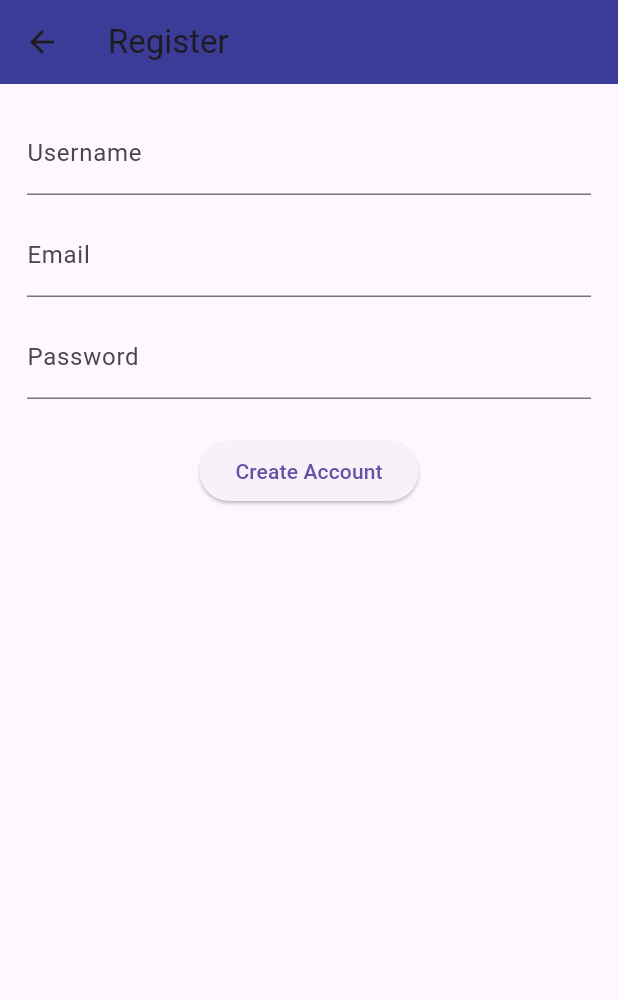
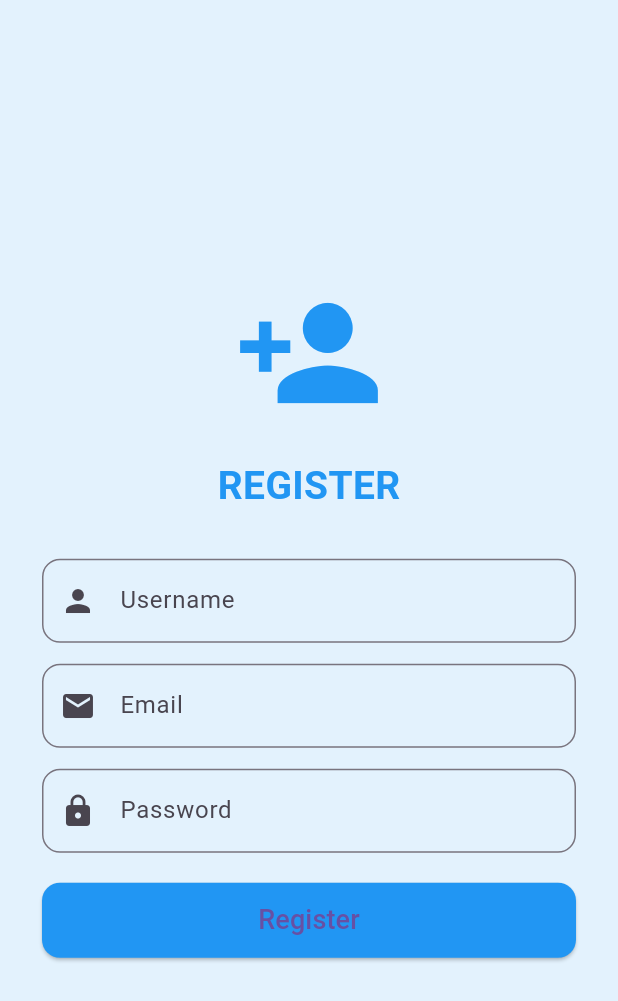
Before and after one commit to rajakautsar/Mbanking, a Flutter app: the RegisterScreen screen opened by its route, on a phone screen of 412 x 824 dp. Shown: the top 1001 px of the screen. Run offline on Flutter 3.47's test engine with Material 3 defaults, Android fonts, the light colour scheme and no system bars; network calls fail.

Commit message:
Initial commit mbanking project dengan login & register

```diff
--- /dev/null
+++ b/lib/api_config.dart
@@ -0,0 +1,4 @@
+class ApiConfig {
+  // Ganti sesuai device
+  static const String baseUrl = "http://192.168.18.237:3000";
+}
--- a/lib/screens/register_screen.dart
+++ b/lib/screens/register_screen.dart
@@ -1,4 +1,8 @@
+import 'dart:convert';
 import 'package:flutter/material.dart';
+import 'package:http/http.dart' as http;
+import '/api_config.dart';
+import 'login_screen.dart';
 
 class RegisterScreen extends StatefulWidget {
   const RegisterScreen({super.key});
@@ -8,43 +12,113 @@ class RegisterScreen extends StatefulWidget {
 }
 
 class _RegisterScreenState extends State<RegisterScreen> {
-  final TextEditingController usernameCtrl = TextEditingController();
-  final TextEditingController emailCtrl = TextEditingController();
-  final TextEditingController passCtrl = TextEditingController();
+  final TextEditingController usernameController = TextEditingController();
+  final TextEditingController emailController = TextEditingController();
+  final TextEditingController passwordController = TextEditingController();
+  bool _isLoading = false;
 
-  @override
-  void dispose() {
-    usernameCtrl.dispose();
-    emailCtrl.dispose();
-    passCtrl.dispose();
-    super.dispose();
+
+  Future<void> register() async {
+    setState(() => _isLoading = true);
+
+    try {
+      final response = await http.post(
+        Uri.parse("${ApiConfig.baseUrl}/register"),
+        headers: {"Content-Type": "application/json"},
+        body: jsonEncode({
+          "username": usernameController.text,
+          "email": emailController.text,
+          "password": passwordController.text,
+        }),
+      );
+
+      final data = jsonDecode(response.body);
+
+      if (response.statusCode == 200 && data["status"] == "success") {
+        if (!mounted) return;
+        ScaffoldMessenger.of(context).showSnackBar(
+          SnackBar(content: Text(data["message"])),
+        );
+        Navigator.pushReplacement(
+          context,
+          MaterialPageRoute(builder: (_) => const LoginScreen()),
+        );
+      } else {
+        ScaffoldMessenger.of(context).showSnackBar(
+          SnackBar(content: Text(data["message"] ?? "Registrasi gagal")),
+        );
+      }
+    } catch (e) {
+      ScaffoldMessenger.of(context).showSnackBar(
+        SnackBar(content: Text("Error: $e")),
+      );
+    } finally {
+      setState(() => _isLoading = false);
+    }
   }
 
   @override
   Widget build(BuildContext context) {
     return Scaffold(
-      appBar: AppBar(
-        title: const Text("Register"),
-        backgroundColor: const Color(0xFF3B3B98),
-      ),
-      body: Padding(
-        padding: const EdgeInsets.all(18.0),
-        child: Column(
-          children: [
-            TextField(controller: usernameCtrl, decoration: const InputDecoration(labelText: "Username")),
-            const SizedBox(height: 12),
-            TextField(controller: emailCtrl, decoration: const InputDecoration(labelText: "Email")),
-            const SizedBox(height: 12),
-            TextField(controller: passCtrl, obscureText: true, decoration: const InputDecoration(labelText: "Password")),
-            const SizedBox(height: 24),
-            ElevatedButton(
-              onPressed: () {
-                // implement register logic atau kirim ke API
-                Navigator.pop(context); // contoh kembali ke login
-              },
-              child: const Text("Create Account"),
-            )
-          ],
+      backgroundColor: Colors.blue[50],
+      body: Center(
+        child: SingleChildScrollView(
+          padding: const EdgeInsets.all(28),
+          child: Column(
+            mainAxisAlignment: MainAxisAlignment.center,
+            children: [
+              const Icon(Icons.person_add, size: 100, color: Colors.blue),
+              const SizedBox(height: 20),
+              const Text(
+                "REGISTER",
+                style: TextStyle(fontSize: 26, fontWeight: FontWeight.bold, color: Colors.blue),
+              ),
+              const SizedBox(height: 30),
+
+              TextField(
+                controller: usernameController,
+                decoration: InputDecoration(
+                  labelText: "Username",
+                  prefixIcon: const Icon(Icons.person),
+                  border: OutlineInputBorder(borderRadius: BorderRadius.circular(12)),
+                ),
+              ),
+              const SizedBox(height: 14),
+
+              TextField(
+                controller: emailController,
+                decoration: InputDecoration(
+                  labelText: "Email",
+                  prefixIcon: const Icon(Icons.email),
+                  border: OutlineInputBorder(borderRadius: BorderRadius.circular(12)),
+                ),
+              ),
+              const SizedBox(height: 14),
+
+              TextField(
+                controller: passwordController,
+                obscureText: true,
+                decoration: InputDecoration(
+                  labelText: "Password",
+                  prefixIcon: const Icon(Icons.lock),
+                  border: OutlineInputBorder(borderRadius: BorderRadius.circular(12)),
+                ),
+              ),
+              const SizedBox(height: 20),
+
+              ElevatedButton(
+                onPressed: _isLoading ? null : register,
+                style: ElevatedButton.styleFrom(
+                  backgroundColor: Colors.blue,
+                  shape: RoundedRectangleBorder(borderRadius: BorderRadius.circular(12)),
+                  minimumSize: const Size(double.infinity, 50),
+                ),
+                child: _isLoading
+                    ? const CircularProgressIndicator(color: Colors.white)
+                    : const Text("Register", style: TextStyle(fontSize: 18)),
+              ),
+            ],
+          ),
         ),
       ),
     );
```
Also changed, not shown: lib/main.dart (+2 -6 lines), lib/screens/dashboard_screen.dart (+127 -132 lines), lib/screens/login_screen.dart (+48 -66 lines).
